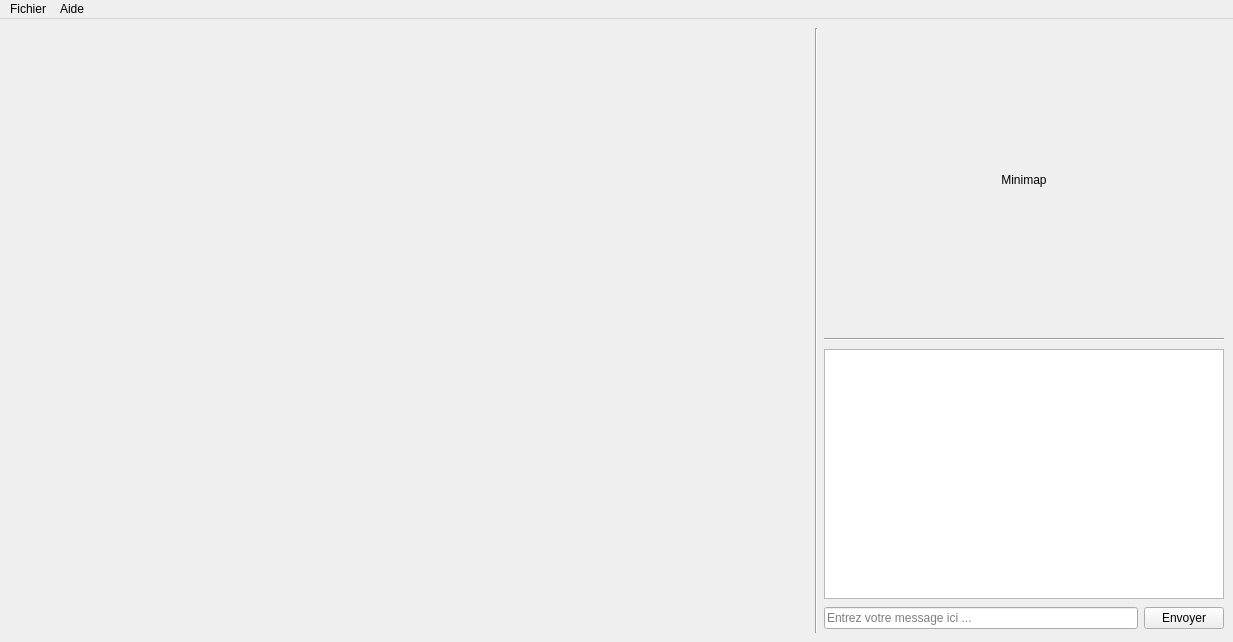
Before: the Qt Designer form assets/ecran_jeu.ui in NightlySide/La-Bataille-Brestoise, drawn with Qt 5.
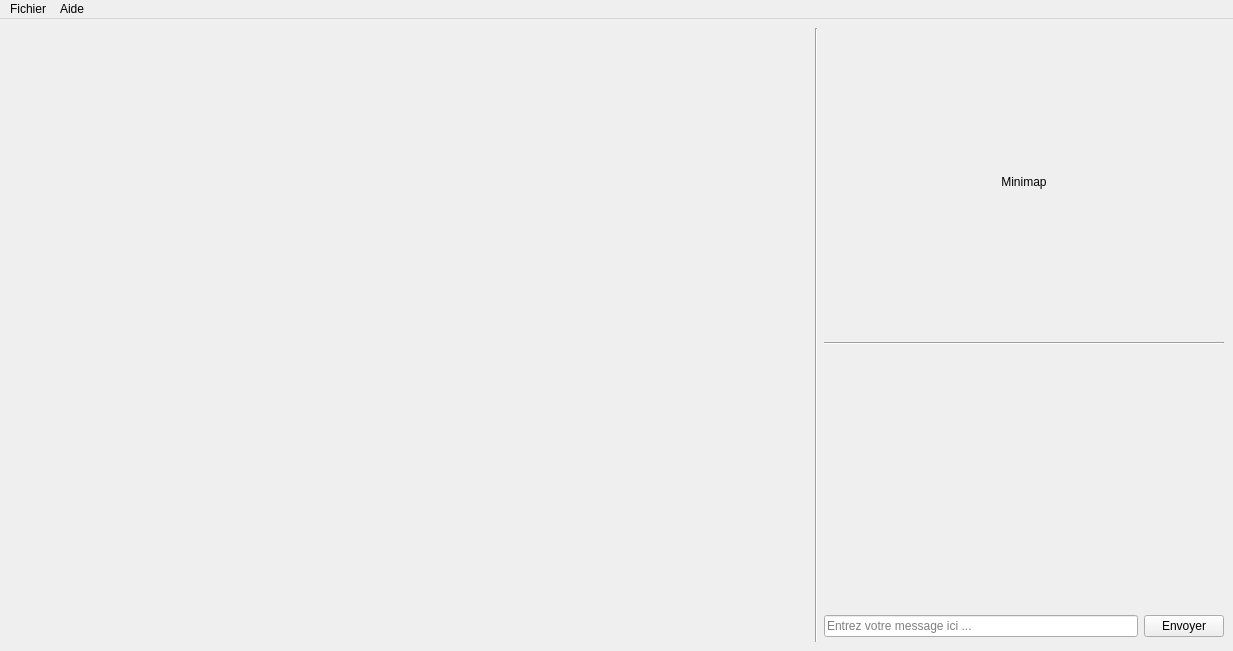
After: the same form once the commit is applied.

Commit message:
Chatbox fonctionnelle
J'ai tellement galéré

Patch:
```diff
--- a/assets/ecran_jeu.ui
+++ b/assets/ecran_jeu.ui
@@ -7,7 +7,7 @@
     <x>0</x>
     <y>0</y>
     <width>1229</width>
-    <height>642</height>
+    <height>651</height>
    </rect>
   </property>
   <property name="windowTitle">
@@ -76,13 +76,7 @@
        </widget>
       </item>
       <item>
-       <widget class="QTextBrowser" name="chatbox">
-        <property name="sizePolicy">
-         <sizepolicy hsizetype="Expanding" vsizetype="Maximum">
-          <horstretch>0</horstretch>
-          <verstretch>0</verstretch>
-         </sizepolicy>
-        </property>
+       <widget class="QWidget" name="chatbox_anchor" native="true">
         <property name="minimumSize">
          <size>
           <width>400</width>
```
The commit also changes 9 other files.
